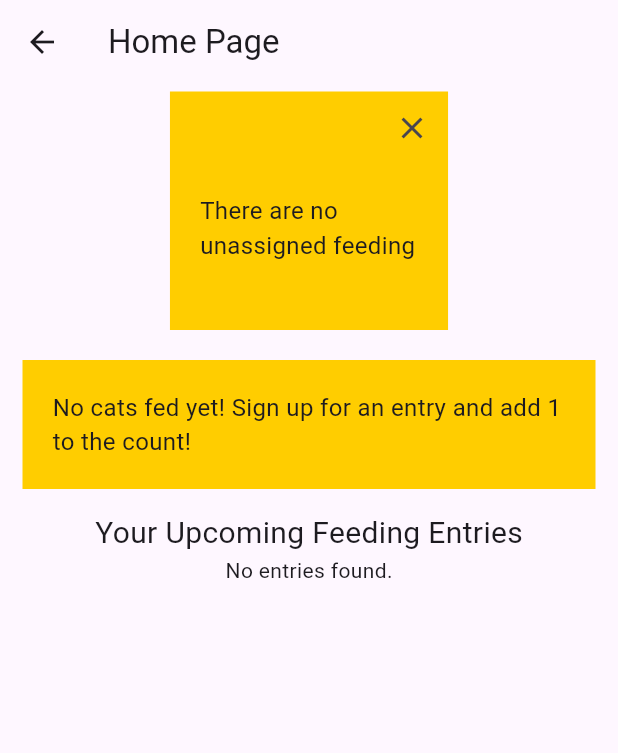
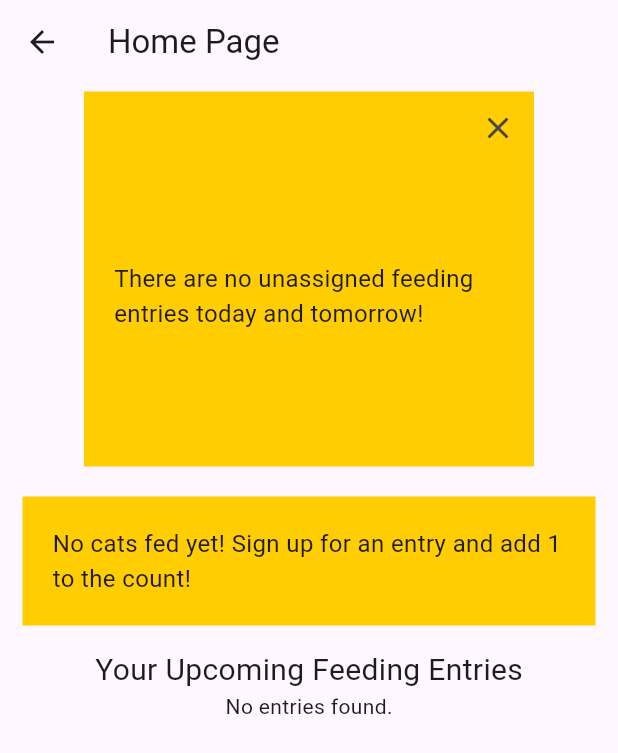
Before and after one commit to annazwicker/cat-partners, a Flutter app: the HomeScreen screen opened directly, on a phone screen of 412 x 824 dp. Shown: the top 753 px of the screen. Run offline on Flutter 3.47's test engine with Material 3 defaults, Android fonts, the phone set to English and light mode, and no system bars; our stand-ins replace cloud_firestore, firebase_auth, firebase_core, flutter_signin_button, google_sign_in; accounts and stored records are empty; statements that could not run were skipped.

Commit message:
fixed sizing issues of notification box. getUrgentEntries now gets entries that specifically have null assignedUser fields

```diff
--- a/lib/components/notification.dart
+++ b/lib/components/notification.dart
@@ -16,14 +16,13 @@
   Widget build(BuildContext context) {
     return Column(children: [
       if (_isWindowOpen)
-        IntrinsicHeight(
-          child: Container(
+        Container(
           margin: const EdgeInsets.all(5),
           color: SUYellow,
           width: MediaQuery.of(context).size.width * 0.45,
-            // height: MediaQuery.of(context).size.height * 0.08,
+          height: MediaQuery.of(context).size.height * 0.3,
           constraints: BoxConstraints(
-                minHeight: MediaQuery.of(context).size.height * 0.05),
+              minWidth: 300, minHeight: 250),
           child: Column(children: [
             Align(
               alignment: Alignment.topRight,
@@ -50,7 +49,6 @@
             )
           ]),
         ),
-        ),
     ]);
   }
 }
--- a/lib/pages/home_page.dart
+++ b/lib/pages/home_page.dart
@@ -8,6 +8,7 @@
 import "package:cloud_firestore/cloud_firestore.dart";
 import "package:intl/intl.dart";
 import "../models/entry.dart";
+import "../models/station.dart";
 import "Feeder Files/feeder_controller.dart";
 
 class HomePage extends StatefulWidget {
@@ -43,13 +44,16 @@
           title: Text('Home Page'),
         ),
         body: Center(
-            child: Column(
-
+            child: StreamBuilder(
+                stream: _dbHelper.getStationStream(),
+                builder: (context, stationSnapshot) {
+                  return Column(
                       // mainAxisAlignment: MainAxisAlignment.center,
                       children: <Widget>[
                         //notification box
-              NotificationWidget(dbHelper: _dbHelper),
-              // NotificationWidget(dbHelper: _dbHelper),
+                        NotificationWidget(
+                            dbHelper: _dbHelper,
+                            stationSnapshot: stationSnapshot),
                         //achievement box
                         AchievementsBox(dbHelper: _dbHelper),
 
@@ -66,7 +70,8 @@
                         // testStream(dbHelper: _dbHelper),
 
                         //end test
-            ])));
+                      ]);
+                })));
   }
 }
 
@@ -239,8 +244,12 @@
   const NotificationWidget({
     super.key,
     required FirebaseHelper dbHelper,
-  }) : _dbHelper = dbHelper;
+    required AsyncSnapshot<QuerySnapshot<Station>>
+        stationSnapshot, //add requirement for streamer
+  })  : _dbHelper = dbHelper,
+        _stationSnapshot = stationSnapshot;
 
+  final AsyncSnapshot<QuerySnapshot<Station>> _stationSnapshot;
   final FirebaseHelper _dbHelper;
 
   @override
@@ -248,7 +257,21 @@
     return StreamBuilder(
         stream: _dbHelper.getUrgentEntries(),
         builder: (context, snapshot) {
+          //get live list of stations
+          List stationList = _stationSnapshot.data?.docs ?? [];
+          _dbHelper.sortStationList(stationList);
+          stationList.forEach((station) => print(station.data().name));
+          Map<String, String> stationDic = {};
+          for (var station in stationList) {
+            String documentID = station.id;
+            String name = station.data().name ??
+                ''; // Adjust this based on your data structure
+            stationDic[documentID] = name;
+          }
+
+          //get live list of upcoming entries
           List entries = snapshot.data?.docs ?? [];
+
           entries.sort((a, b) {
             DateTime aE = a.data().date.toDate();
             DateTime bE = b.data().date.toDate();
@@ -284,52 +307,39 @@
             List<String> todayEntries = [];
             List<String> tmrwEntries = [];
 
+            print("lines 310");
+            print(entries);
             for (var entry in entries) {
+              //check if any of today's entries are empty
               if (entry.data().date.toDate() == today) {
-                String stationName;
-                switch (entry.data().stationID.id) {
-                  case '0':
-                    stationName = 'Admin';
-                    break;
-                  case '1':
-                    stationName = 'Mabee';
-                    break;
-                  case '2':
-                    stationName = 'Lords';
-                    break;
-                  default:
-                    stationName = 'ERROR!';
-                    break;
-                }
-
+                String stationName = stationDic[entry.data().stationID.id]!;
                 todayEntries.add(stationName);
               } else {
-                String stationName;
-                switch (entry.data().stationID.id) {
-                  case '0':
-                    stationName = 'Admin';
-                    break;
-                  case '1':
-                    stationName = 'Mabee';
-                    break;
-                  case '2':
-                    stationName = 'Lords';
-                    break;
-                  default:
-                    stationName = 'ERROR!';
-                    break;
-                }
+                //check if any of tomorrow's entries are empty
+                String stationName = stationDic[entry.data().stationID.id]!;
                 tmrwEntries.add(stationName);
               }
             }
-            if (todayEntries.length > 0) {
-              notificationMessage +=
-                  "Today's ${todayEntries.join(', ')} entries are empty\n";
+            print("line321");
+            print(todayEntries);
+            print(tmrwEntries);
+            if (todayEntries.isNotEmpty) {
+              notificationMessage += "Today's ${todayEntries.join(', ')} entries are empty\n";
+            } else {
+              "There are no empty entries today!";
             }
-            if (tmrwEntries.length > 0) {
-              notificationMessage +=
-                  "Tomorrow's ${tmrwEntries.join(', ')} entries are empty";
+
+            if (tmrwEntries.isNotEmpty) {
+              notificationMessage += "Tomorrow's ${tmrwEntries.join(', ')} entries are empty";
+              print(notificationMessage);
+              // print("line331");
+            } else {
+              notificationMessage += "There are no empty entries tomorrow!";
             }
+            print(notificationMessage);
+
+            // notificationMessage+="test check";
+            // notificationMessage = "fuck\nfuck\nfuck\nfuck\nfuck\nfuck\nfuck\nfuck\n";
           }
 
           return Column(
--- a/lib/services/firebase_helper.dart
+++ b/lib/services/firebase_helper.dart
@@ -79,6 +79,15 @@
     return _usersRef.snapshots();
   }
 
+  void sortStationList(List stationList) {
+    stationList.sort((a, b) {
+      String aE = a.data().name;
+      String bE = b.data().name;
+      int comp = aE.compareTo(bE);
+      return comp;
+    });
+  }
+
   void testing() {
     Query<Entry> emptyNoteQuery = _entriesRef.where('note', isEqualTo: '');
     // emptyNoteQuery.
@@ -120,6 +129,7 @@
     return _entriesRef
         .where("date", isGreaterThanOrEqualTo: nowNoSeconds)
         .where("date", isLessThanOrEqualTo: tomorrow)
+        .where("assignedUser", isNull: true)
         .snapshots();
   }
 
@@ -203,11 +213,10 @@
     return documentReference.update({'affiliation': selectedAffiliation});
   }
 
-
   /**
    * returns snapshots of all users with admin permission
    */
-  Stream<QuerySnapshot<UserDoc>> getAdminUsers(){
+  Stream<QuerySnapshot<UserDoc>> getAdminUsers() {
     return _usersRef.where('isAdmin', isEqualTo: true).snapshots();
     // return _usersRef.snapshots();
   }
```
Lines whose indentation alone changed are shown as unchanged.
